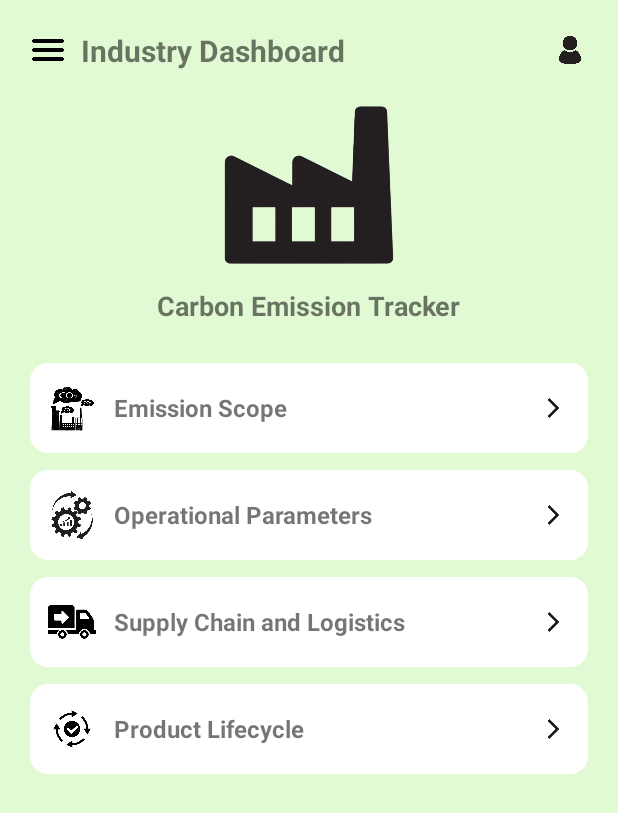
After one commit to namankumarmahto/Carbon-Footprint-Tracker, an Android app: the Dashboard_Industry screen opened directly, with no data from a screen before it, on a phone screen of 412 x 824 dp. The commit adds this screen. Shown: the top 813 px of the screen. Run offline under Robolectric (Android 15) with nearby library versions, the phone set to English and light mode, and no system bars.

Commit message:
created industry dashboard

```diff
--- a/app/src/main/AndroidManifest.xml
+++ b/app/src/main/AndroidManifest.xml
@@ -15,9 +15,11 @@
         android:theme="@style/Theme.AppCompat.Light.NoActionBar"
         tools:targetApi="31">
         <activity
+            android:name=".industry.Dashboard_Industry"
+            android:exported="true" />
+        <activity
             android:name=".personal.Home_host"
-            android:exported="true" />
-        <!-- Launcher Activity -->
+            android:exported="true" /> <!-- Launcher Activity -->
         <activity
             android:name=".ui.Launcher_page"
             android:exported="true">
--- /dev/null
+++ b/app/src/main/java/com/example/carbonfootprinttracker/industry/Dashboard_Industry.java
@@ -0,0 +1,55 @@
+package com.example.carbonfootprinttracker.industry;
+
+import android.content.Intent;
+import android.os.Bundle;
+import android.view.View;
+import android.widget.ImageView;
+import android.widget.TextView;
+import android.widget.Toast;
+
+import androidx.appcompat.app.AppCompatActivity;
+
+import com.example.carbonfootprinttracker.R;
+
+public class Dashboard_Industry extends AppCompatActivity {
+
+    private View btnEmissionScope, btnOperational, btnLogistics, btnLifecycle;
+
+    @Override
+    protected void onCreate(Bundle savedInstanceState) {
+        super.onCreate(savedInstanceState);
+        setContentView(R.layout.activity_dashboard_industry);
+
+        btnEmissionScope = findViewById(R.id.btn_emission_scope);
+        btnOperational = findViewById(R.id.btn_operational);
+        btnLogistics = findViewById(R.id.btn_logistics);
+        btnLifecycle = findViewById(R.id.btn_lifecycle);
+
+        setButtonData(btnEmissionScope, R.drawable.emission_icon, "Emission Scope");
+        setButtonData(btnOperational, R.drawable.operisonal_icon, "Operational Parameters");
+        setButtonData(btnLogistics, R.drawable.logistics_icon, "Supply Chain and Logistics");
+        setButtonData(btnLifecycle, R.drawable.lifecycle_icon, "Product Lifecycle");
+
+        btnEmissionScope.setOnClickListener(v -> openSection("EmissionScopeActivity"));
+        btnOperational.setOnClickListener(v -> openSection("OperationalParametersActivity"));
+        btnLogistics.setOnClickListener(v -> openSection("SupplyChainActivity"));
+        btnLifecycle.setOnClickListener(v -> openSection("ProductLifecycleActivity"));
+    }
+
+    private void setButtonData(View view, int iconRes, String title) {
+        ImageView icon = view.findViewById(R.id.icon);
+        TextView label = view.findViewById(R.id.title);
+        icon.setImageResource(iconRes);
+        label.setText(title);
+    }
+
+    private void openSection(String activityName) {
+        try {
+            Class<?> activityClass = Class.forName("com.example.carbonfootprinttracker.industry." + activityName);
+            startActivity(new Intent(this, activityClass));
+        } catch (ClassNotFoundException e) {
+            e.printStackTrace();
+            Toast.makeText(this, "Activity not found", Toast.LENGTH_SHORT).show();
+        }
+    }
+}
--- a/app/src/main/java/com/example/carbonfootprinttracker/industry/Home_Industry.java
+++ /dev/null
@@ -1,19 +0,0 @@
-package com.example.carbonfootprinttracker.industry;
-
-import android.os.Bundle;
-
-import androidx.activity.EdgeToEdge;
-import androidx.appcompat.app.AppCompatActivity;
-
-import com.example.carbonfootprinttracker.R;
-
-public class Home_Industry extends AppCompatActivity {
-
-    @Override
-    protected void onCreate(Bundle savedInstanceState) {
-        super.onCreate(savedInstanceState);
-        EdgeToEdge.enable(this);
-        setContentView(R.layout.activity_home_industry);
-
-    }
-}
--- a/app/src/main/java/com/example/carbonfootprinttracker/industry/Login_Industry.java
+++ b/app/src/main/java/com/example/carbonfootprinttracker/industry/Login_Industry.java
@@ -56,7 +56,7 @@ public class Login_Industry extends AppCompatActivity {
                                 String storedPassword = userSnapshot.child("password").getValue(String.class);
                                 if (storedPassword != null && storedPassword.equals(password)) {
                                     Toast.makeText(Login_Industry.this, "Login Successful", Toast.LENGTH_SHORT).show();
-                                    startActivity(new Intent(Login_Industry.this, Home_Industry.class));
+                                    startActivity(new Intent(Login_Industry.this, Dashboard_Industry.class));
                                     finish();
                                     return;
                                 }
--- /dev/null
+++ b/app/src/main/res/drawable/card_backgrond.xml
@@ -0,0 +1,7 @@
+<shape xmlns:android="http://schemas.android.com/apk/res/android"
+    android:shape="rectangle">
+    <solid android:color="@android:color/white"/>
+    <corners android:radius="12dp"/>
+    <padding android:left="8dp" android:top="8dp" android:right="8dp" android:bottom="8dp"/>
+    <elevation android:value="6dp"/>
+</shape>
--- /dev/null
+++ b/app/src/main/res/layout/activity_dashboard_industry.xml
@@ -0,0 +1,83 @@
+<?xml version="1.0" encoding="utf-8"?>
+<ScrollView xmlns:android="http://schemas.android.com/apk/res/android"
+    xmlns:tools="http://schemas.android.com/tools"
+    android:layout_width="match_parent"
+    android:layout_height="match_parent"
+    android:background="#E2FAD3"
+    tools:context=".industry.Dashboard_Industry">
+
+    <LinearLayout
+        android:orientation="vertical"
+        android:padding="20dp"
+        android:layout_width="match_parent"
+        android:layout_height="wrap_content">
+
+        <!-- Header Row -->
+        <LinearLayout
+            android:layout_width="match_parent"
+            android:layout_height="wrap_content"
+            android:orientation="horizontal"
+            android:gravity="center_vertical">
+
+            <ImageView
+                android:layout_width="24dp"
+                android:layout_height="24dp"
+                android:src="@drawable/menu_icon" />
+
+            <TextView
+                android:id="@+id/industryDashboardTitle"
+                android:layout_width="0dp"
+                android:layout_height="wrap_content"
+                android:text="Industry Dashboard"
+                android:textSize="20sp"
+                android:textStyle="bold"
+                android:layout_gravity="center"
+                android:layout_marginStart="10dp"
+                android:layout_marginEnd="10dp"
+                android:layout_weight="1"
+                android:ellipsize="end"
+                android:maxLines="1" />
+
+            <ImageView
+                android:layout_width="24dp"
+                android:layout_height="24dp"
+                android:layout_alignParentEnd="true"
+                android:src="@drawable/profile_icon" />
+        </LinearLayout>
+
+        <!-- Factory Image -->
+        <ImageView
+            android:layout_width="wrap_content"
+            android:layout_height="120dp"
+            android:layout_gravity="center"
+            android:src="@drawable/factory_icon"
+            android:layout_marginTop="16dp" />
+
+        <!-- Title -->
+        <TextView
+            android:layout_width="wrap_content"
+            android:layout_height="wrap_content"
+            android:text="Carbon Emission Tracker"
+            android:textSize="18sp"
+            android:textStyle="bold"
+            android:layout_gravity="center"
+            android:layout_marginTop="8dp" />
+
+        <!-- Buttons -->
+        <LinearLayout
+            android:orientation="vertical"
+            android:layout_width="match_parent"
+            android:layout_height="wrap_content"
+            android:layout_marginTop="20dp"
+            android:divider="@android:color/transparent"
+            android:showDividers="middle"
+            android:dividerPadding="10dp">
+
+            <include layout="@layout/dashboard_iteams_industry" android:id="@+id/btn_emission_scope"/>
+            <include layout="@layout/dashboard_iteams_industry" android:id="@+id/btn_operational"/>
+            <include layout="@layout/dashboard_iteams_industry" android:id="@+id/btn_logistics"/>
+            <include layout="@layout/dashboard_iteams_industry" android:id="@+id/btn_lifecycle"/>
+        </LinearLayout>
+
+    </LinearLayout>
+</ScrollView>
--- a/app/src/main/res/layout/activity_home.xml
+++ b/app/src/main/res/layout/activity_home.xml
@@ -72,7 +72,8 @@
         android:layout_height="wrap_content"
         android:orientation="vertical"
         android:layout_below="@id/emissionTitle"
-        android:layout_margin="16dp">
+        android:layout_margin="16dp"
+        >
 
         <Button
             android:id="@+id/transpotaion"
--- a/app/src/main/res/layout/activity_home_industry.xml
+++ /dev/null
@@ -1,10 +0,0 @@
-<?xml version="1.0" encoding="utf-8"?>
-<androidx.constraintlayout.widget.ConstraintLayout xmlns:android="http://schemas.android.com/apk/res/android"
-    xmlns:app="http://schemas.android.com/apk/res-auto"
-    xmlns:tools="http://schemas.android.com/tools"
-    android:id="@+id/main"
-    android:layout_width="match_parent"
-    android:layout_height="match_parent"
-    tools:context=".industry.Home_Industry">
-
-</androidx.constraintlayout.widget.ConstraintLayout>
--- /dev/null
+++ b/app/src/main/res/layout/dashboard_iteams_industry.xml
@@ -0,0 +1,31 @@
+<?xml version="1.0" encoding="utf-8"?>
+<LinearLayout xmlns:android="http://schemas.android.com/apk/res/android"
+    android:layout_width="match_parent"
+    android:layout_height="60dp"
+    android:background="@drawable/card_backgrond"
+    android:orientation="horizontal"
+    android:gravity="center_vertical"
+    android:padding="12dp"
+    android:layout_marginVertical="6dp">
+
+    <ImageView
+        android:id="@+id/icon"
+        android:layout_width="32dp"
+        android:layout_height="32dp"
+        android:src="@drawable/round_bg"
+        android:layout_marginEnd="12dp" />
+
+    <TextView
+        android:id="@+id/title"
+        android:layout_width="0dp"
+        android:layout_height="wrap_content"
+        android:layout_weight="1"
+        android:text="Title"
+        android:textSize="16sp"
+        android:textStyle="bold" />
+
+    <ImageView
+        android:layout_width="24dp"
+        android:layout_height="24dp"
+        android:src="@drawable/righr_arrow_icon" />
+</LinearLayout>
```
Also changed, not shown: app/src/main/res/drawable/emission_icon.png (added), app/src/main/res/drawable/factory_icon.png (added), app/src/main/res/drawable/lifecycle_icon.png (added), app/src/main/res/drawable/logistics_icon.png (added), app/src/main/res/drawable/menu_icon.png (added), app/src/main/res/drawable/operisonal_icon.png (added), app/src/main/res/drawable/righr_arrow_icon.png (added).
